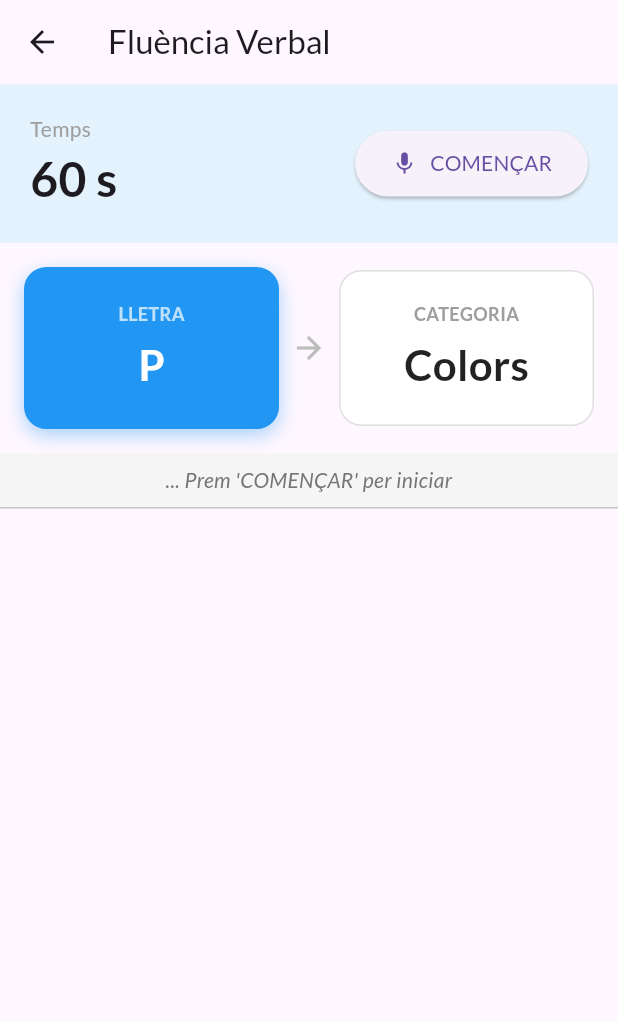
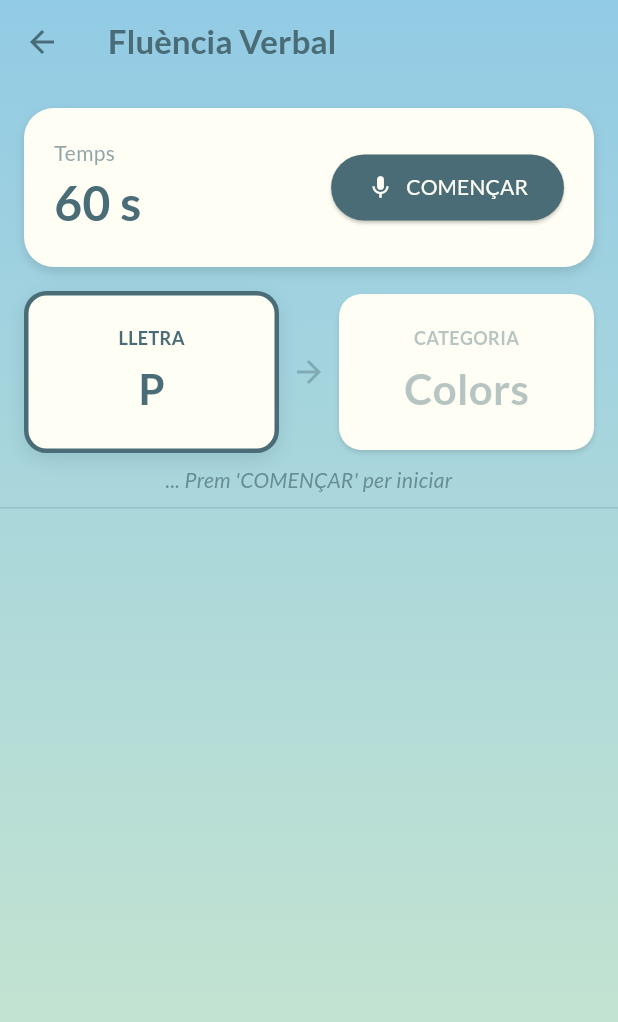
Before and after one commit to oriolmirolf/desboirat, a Flutter app: the FluencyTestScreen screen opened directly, on a phone screen of 412 x 824 dp. Shown: the top 1022 px of the screen. Run offline on Flutter 3.47's test engine with Material 3 defaults, Android fonts, the phone set to English and light mode, and no system bars; our stand-ins replace cloud_firestore, firebase_auth, firebase_core, flutter_dotenv, google_fonts, google_generative_ai and 2 more; missing offline and left inert: mobile_scanner; accounts and stored records are empty.

Commit message:
New sound if

```diff
--- a/desboirat/lib/screens/fluency_test.dart
+++ b/desboirat/lib/screens/fluency_test.dart
@@ -3,7 +3,8 @@ import 'dart:math';
 import 'package:flutter/material.dart';
 import 'package:speech_to_text/speech_to_text.dart' as stt;
 import '../services/local_dictionary.dart';
-import '../services/database_service.dart'; // ADDED THIS IMPORT
+import '../services/database_service.dart'; // Keeping your import
+import '../theme/app_colors.dart'; // IMPORT THEME
 
 class FluencyTestScreen extends StatefulWidget {
   @override
@@ -188,10 +189,21 @@ class _FluencyTestScreenState extends State<FluencyTestScreen> {
       context: context,
       barrierDismissible: false,
       builder: (ctx) => AlertDialog(
-        title: Text("Temps esgotat!"),
-        content: Text("Has aconseguit ${_validSequence.length} paraules vàlides."),
+        backgroundColor: AppColors.cream, // THEME
+        title: Text(
+          "Temps esgotat!",
+          style: TextStyle(color: AppColors.deepSlate, fontWeight: FontWeight.bold) // THEME
+        ),
+        content: Text(
+          "Has aconseguit ${_validSequence.length} paraules vàlides.",
+          style: TextStyle(color: AppColors.deepSlate) // THEME
+        ),
         actions: [
           ElevatedButton(
+            style: ElevatedButton.styleFrom(
+              backgroundColor: AppColors.deepSlate, // THEME
+              foregroundColor: AppColors.cream,     // THEME
+            ),
             onPressed: () {
               Navigator.pop(ctx);
               _generateRandomChallenge();
@@ -210,21 +222,47 @@ class _FluencyTestScreenState extends State<FluencyTestScreen> {
     bool isNextLetter = _startWithLetter ? (count % 2 == 0) : (count % 2 != 0);
 
     return Scaffold(
-      appBar: AppBar(title: Text("Fluència Verbal")),
-      body: Column(
+      extendBodyBehindAppBar: true, // THEME: For gradient
+      appBar: AppBar(
+        title: Text(
+          "Fluència Verbal",
+          style: TextStyle(color: AppColors.deepSlate, fontWeight: FontWeight.bold) // THEME
+        ),
+        backgroundColor: Colors.transparent, // THEME
+        elevation: 0,
+        iconTheme: IconThemeData(color: AppColors.deepSlate), // THEME
+      ),
+      body: Container(
+        // THEME: Main Gradient Background
+        decoration: BoxDecoration(
+          gradient: AppColors.mainGradient,
+        ),
+        child: SafeArea( // Added SafeArea to ensure content is visible
+          child: Column(
             children: [
               // 1. Header with Timer and Start Button
               Container(
                 padding: EdgeInsets.all(20),
-            color: _isGameActive ? Colors.green[50] : Colors.blue[50],
+                margin: EdgeInsets.all(16), // Added margin for styling
+                decoration: BoxDecoration(
+                   // THEME: MintGreen for active, Cream for inactive
+                  color: _isGameActive ? AppColors.mintGreen.withOpacity(0.9) : AppColors.cream,
+                  borderRadius: BorderRadius.circular(20),
+                  boxShadow: [
+                    BoxShadow(color: Colors.black12, blurRadius: 5, offset: Offset(0, 3))
+                  ]
+                ),
                 child: Row(
                   mainAxisAlignment: MainAxisAlignment.spaceBetween,
                   children: [
                     Column(
                       crossAxisAlignment: CrossAxisAlignment.start,
                       children: [
-                    Text("Temps", style: TextStyle(color: Colors.grey)),
-                    Text("$_timeLeft s", style: TextStyle(fontSize: 32, fontWeight: FontWeight.bold)),
+                        Text("Temps", style: TextStyle(color: AppColors.deepSlate.withOpacity(0.6))), // THEME
+                        Text(
+                          "$_timeLeft s",
+                          style: TextStyle(fontSize: 32, fontWeight: FontWeight.bold, color: AppColors.deepSlate) // THEME
+                        ),
                       ],
                     ),
                     if (!_isGameActive)
@@ -233,14 +271,17 @@ class _FluencyTestScreenState extends State<FluencyTestScreen> {
                         icon: Icon(Icons.mic),
                         label: Text("COMENÇAR"),
                         style: ElevatedButton.styleFrom(
+                          backgroundColor: AppColors.deepSlate, // THEME
+                          foregroundColor: AppColors.cream,     // THEME
                           padding: EdgeInsets.symmetric(horizontal: 24, vertical: 12),
+                          shape: RoundedRectangleBorder(borderRadius: BorderRadius.circular(30)), // Styling
                         ),
                       ),
                     if (_isGameActive)
                       Chip(
                         avatar: Icon(Icons.mic, color: Colors.white, size: 18),
                         label: Text("Escoltant..." , style: TextStyle(color: Colors.white)),
-                    backgroundColor: Colors.orange,
+                        backgroundColor: Colors.orangeAccent, // Keeping logic visible but distinct
                       )
                   ],
                 ),
@@ -248,12 +289,12 @@ class _FluencyTestScreenState extends State<FluencyTestScreen> {
 
               // 2. The Target Cards (Dynamic Highlight)
               Padding(
-            padding: const EdgeInsets.all(16.0),
+                padding: const EdgeInsets.symmetric(horizontal: 16.0),
                 child: Row(
                   children: [
                     Expanded(child: _buildCard("LLETRA", _targetLetter, isNextLetter)),
                     SizedBox(width: 8),
-                Icon(Icons.arrow_forward, color: Colors.grey[400]),
+                    Icon(Icons.arrow_forward, color: AppColors.deepSlate.withOpacity(0.4)), // THEME
                     SizedBox(width: 8),
                     Expanded(child: _buildCard("CATEGORIA", _targetCategory, !isNextLetter)),
                   ],
@@ -264,17 +305,19 @@ class _FluencyTestScreenState extends State<FluencyTestScreen> {
               Container(
                 width: double.infinity,
                 padding: EdgeInsets.symmetric(horizontal: 20, vertical: 8),
-            color: Colors.grey[100],
                 child: Text(
                   _liveText.isEmpty ? "..." : "... $_liveText",
                   maxLines: 1,
                   overflow: TextOverflow.ellipsis,
                   textAlign: TextAlign.center,
-              style: TextStyle(color: Colors.grey[600], fontStyle: FontStyle.italic),
+                  style: TextStyle(
+                    color: AppColors.deepSlate.withOpacity(0.7), // THEME
+                    fontStyle: FontStyle.italic
+                  ),
                 ),
               ),
 
-          Divider(height: 1),
+              Divider(height: 1, color: AppColors.deepSlate.withOpacity(0.2)), // THEME
 
               // 4. List of Validated Words
               Expanded(
@@ -295,7 +338,8 @@ class _FluencyTestScreenState extends State<FluencyTestScreen> {
                           Container(
                             padding: EdgeInsets.symmetric(horizontal: 16, vertical: 10),
                             decoration: BoxDecoration(
-                          color: wasLetter ? Colors.blue[100] : Colors.orange[100],
+                              // THEME: SkyBlue for Letters, MintGreen for Categories
+                              color: wasLetter ? AppColors.skyBlue : AppColors.mintGreen,
                               borderRadius: BorderRadius.circular(20),
                               boxShadow: [BoxShadow(color: Colors.black12, blurRadius: 4, offset: Offset(0, 2))]
                             ),
@@ -304,10 +348,10 @@ class _FluencyTestScreenState extends State<FluencyTestScreen> {
                               children: [
                                 Text(
                                   word.toUpperCase(),
-                              style: TextStyle(fontSize: 18, fontWeight: FontWeight.bold, color: Colors.black87)
+                                  style: TextStyle(fontSize: 18, fontWeight: FontWeight.bold, color: AppColors.deepSlate) // THEME
                                 ),
                                 SizedBox(width: 8),
-                            Icon(Icons.check_circle, size: 16, color: Colors.green[700]),
+                                Icon(Icons.check_circle, size: 16, color: AppColors.deepSlate.withOpacity(0.6)), // THEME
                               ],
                             ),
                           ),
@@ -319,6 +363,8 @@ class _FluencyTestScreenState extends State<FluencyTestScreen> {
               ),
             ],
           ),
+        ),
+      ),
     );
   }
 
@@ -327,15 +373,16 @@ class _FluencyTestScreenState extends State<FluencyTestScreen> {
       duration: Duration(milliseconds: 300),
       padding: EdgeInsets.symmetric(vertical: 20, horizontal: 10),
       decoration: BoxDecoration(
-        color: isActive ? Colors.blue : Colors.white,
+        color: AppColors.cream, // THEME: Always cream
         borderRadius: BorderRadius.circular(15),
         border: Border.all(
-          color: isActive ? Colors.blue : Colors.grey.shade300,
+          // THEME: Border is DeepSlate if active, Transparent if not
+          color: isActive ? AppColors.deepSlate : Colors.transparent,
           width: isActive ? 3 : 1
         ),
         boxShadow: isActive
-            ? [BoxShadow(color: Colors.blue.withOpacity(0.4), blurRadius: 10, offset: Offset(0, 4))]
-            : [],
+            ? [BoxShadow(color: AppColors.deepSlate.withOpacity(0.2), blurRadius: 10, offset: Offset(0, 4))]
+            : [BoxShadow(color: Colors.black12, blurRadius: 2, offset: Offset(0, 2))], // THEME
       ),
       child: Column(
         children: [
@@ -344,7 +391,8 @@ class _FluencyTestScreenState extends State<FluencyTestScreen> {
             style: TextStyle(
               fontSize: 12,
               fontWeight: FontWeight.bold,
-              color: isActive ? Colors.white70 : Colors.grey
+              // THEME: Text is DeepSlate (faded if inactive)
+              color: isActive ? AppColors.deepSlate : AppColors.deepSlate.withOpacity(0.4)
             )
           ),
           SizedBox(height: 5),
@@ -353,7 +401,8 @@ class _FluencyTestScreenState extends State<FluencyTestScreen> {
             style: TextStyle(
               fontSize: 28,
               fontWeight: FontWeight.bold,
-              color: isActive ? Colors.white : Colors.black87
+              // THEME: Text is DeepSlate (faded if inactive)
+              color: isActive ? AppColors.deepSlate : AppColors.deepSlate.withOpacity(0.4)
             )
           ),
         ],
```
Also changed, not shown: 1 other file. Lines whose indentation alone changed are shown as unchanged.
